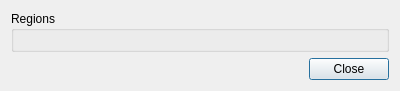
Qt form qt/FeedbackDialog.ui (RENCI/Segmentor) before a commit.
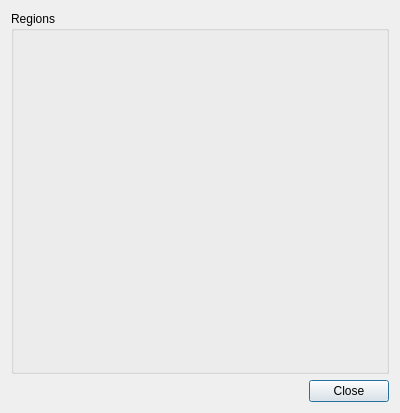
The same form after that commit.

Patch:
```diff
--- a/qt/FeedbackDialog.ui
+++ b/qt/FeedbackDialog.ui
@@ -7,7 +7,7 @@
     <x>0</x>
     <y>0</y>
     <width>400</width>
-    <height>82</height>
+    <height>413</height>
    </rect>
   </property>
   <property name="windowTitle">
```
